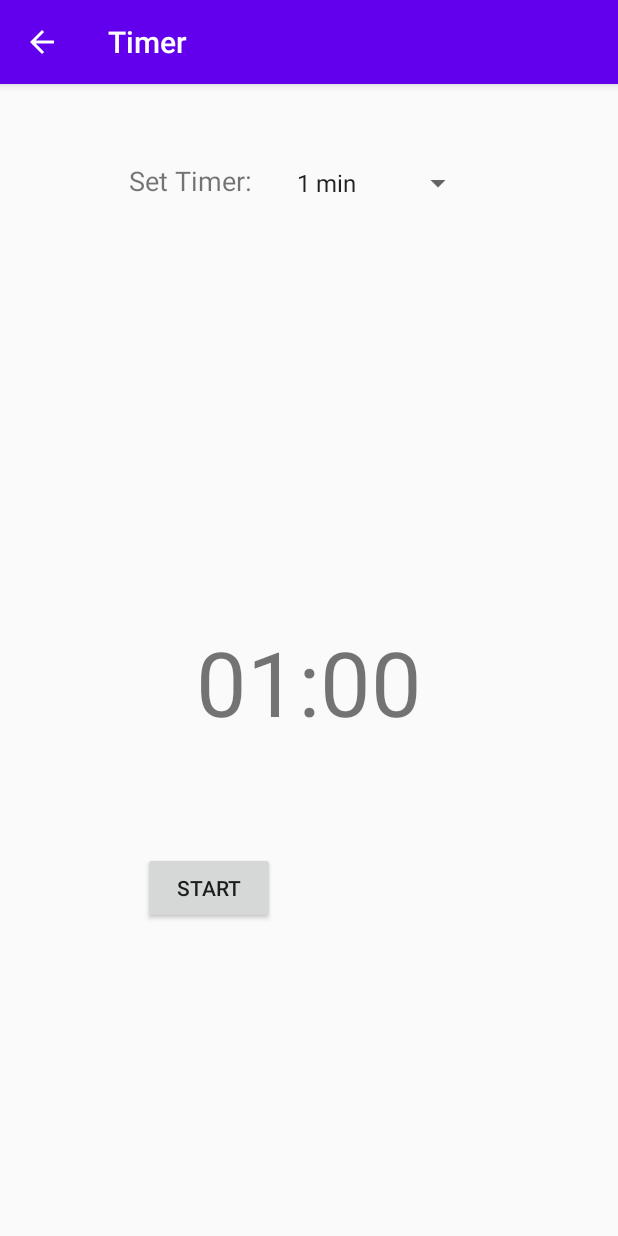
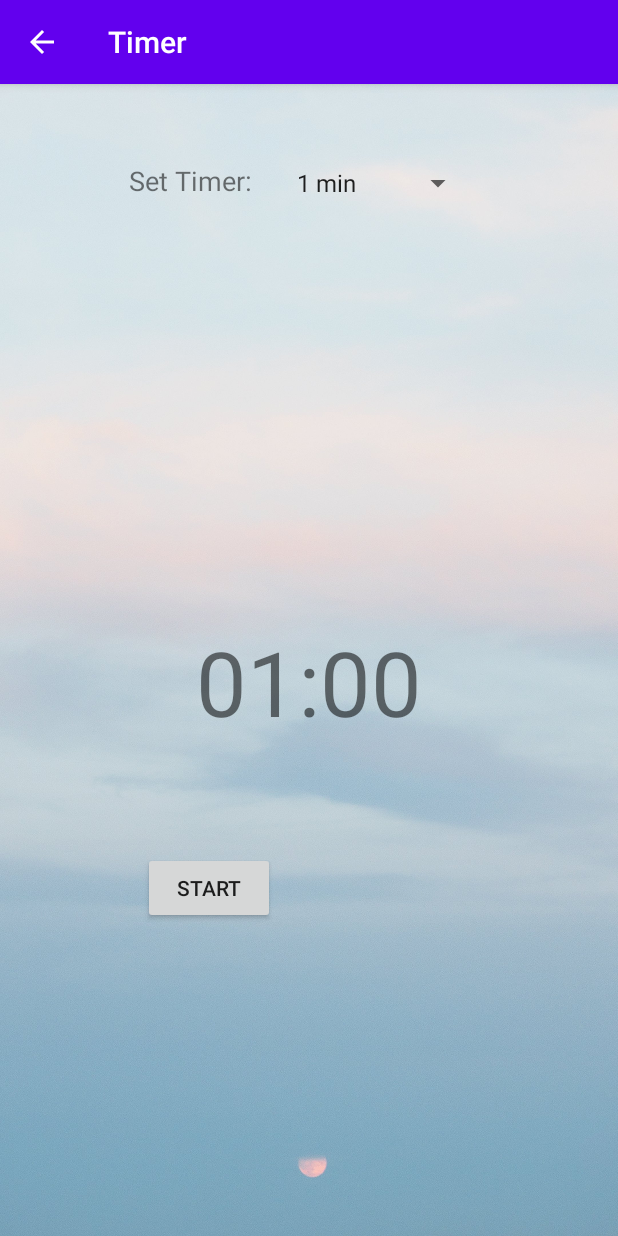
Before and after one commit to wanyingc/PracticalParentApp, an Android app: the TimeOut screen opened directly, with no data from a screen before it, on a phone screen of 412 x 824 dp. Run offline under Robolectric (Android 15) with nearby library versions, the phone set to English and light mode, and no system bars.

Commit message:
Added background image for time out screen

```diff
--- a/app/src/main/res/layout/activity_time_out.xml
+++ b/app/src/main/res/layout/activity_time_out.xml
@@ -4,6 +4,7 @@
     xmlns:tools="http://schemas.android.com/tools"
     android:layout_width="match_parent"
     android:layout_height="match_parent"
+    android:background="@drawable/skywallpaper"
     tools:context=".view.TimeOut">
 
     <com.google.android.material.appbar.AppBarLayout
```
Also changed, not shown: app/src/main/res/drawable-v24/skywallpaper.jpg (added).
